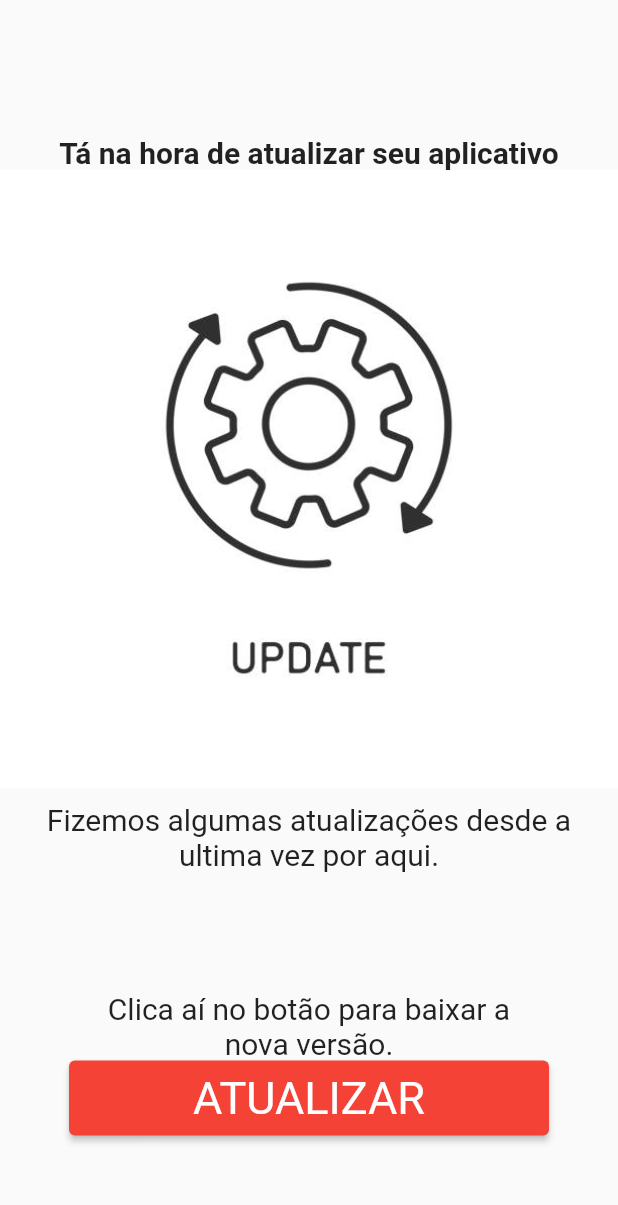
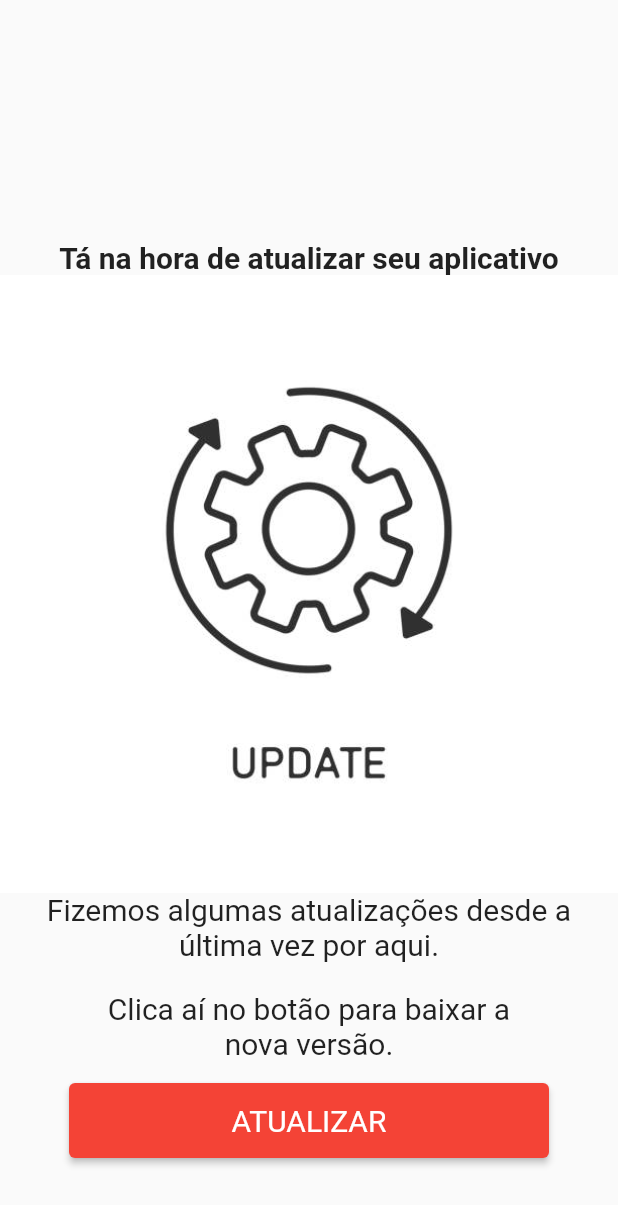
Before and after one commit to mobiplus-opensource/mobiplus-version-blocker-flutter, a Flutter app: the screen it shows after launch, on a phone screen of 412 x 824 dp. Shown: the top 1205 px of the screen. Run offline on Flutter 3.47's test engine with Material 2 defaults, Android fonts, the phone set to English and light mode, and no system bars; our stand-ins replace package_info.

Commit message:
fixing distances between components

```diff
--- a/app/lib/screens/block.screen.dart
+++ b/app/lib/screens/block.screen.dart
@@ -13,8 +13,7 @@ class BlockScreen extends StatefulWidget {
 
 class BlockScreenStates extends State<BlockScreen> {
   String titleText = 'Tá na hora de atualizar seu aplicativo';
-  final String middleText =
-      'Fizemos algumas atualizações desde a ultima vez por aqui.';
+  final String middleText = 'Fizemos algumas atualizações desde a última vez por aqui.';
   final String bottomText = 'Clica aí no botão para baixar a nova versão.';
   final String buttonText = 'ATUALIZAR';
 
@@ -27,7 +26,7 @@ class BlockScreenStates extends State<BlockScreen> {
             crossAxisAlignment: CrossAxisAlignment.center,
             children: [
               Container(
-                margin: EdgeInsets.only(top: 90),
+                margin: EdgeInsets.only(top: 160),
                 child: Text(
                   titleText,
                   style: TextStyle(fontSize: 20, fontWeight: FontWeight.bold),
@@ -41,7 +40,7 @@ class BlockScreenStates extends State<BlockScreen> {
                 ),
               ),
               Container(
-                padding: EdgeInsets.all(10.0),
+                margin: EdgeInsets.only(left: 30, right: 30),
                 child: Text(
                   middleText,
                   style: TextStyle(fontSize: 20),
@@ -49,14 +48,16 @@ class BlockScreenStates extends State<BlockScreen> {
                 ),
               ),
               Container(
-                margin: EdgeInsets.only(left: 70, right: 70, top: 70),
+                margin: EdgeInsets.only(left: 70, right: 70, top: 20),
                 child: Text(
                   bottomText,
                   style: TextStyle(fontSize: 20),
                   textAlign: TextAlign.center,
                 ),
               ),
-              ElevatedButtonTheme(
+              Padding(
+                padding: const EdgeInsets.all(15.0),
+                child: ElevatedButtonTheme(
                   data: ElevatedButtonThemeData(
                       style: ButtonStyle(
                           minimumSize:
@@ -64,10 +65,11 @@ class BlockScreenStates extends State<BlockScreen> {
                           backgroundColor:
                               MaterialStateProperty.all<Color>(Colors.red),
                           textStyle: MaterialStateProperty.all<TextStyle>(
-                            TextStyle(fontSize: 30)))),
+                              TextStyle(fontSize: 20)))),
                   child: ElevatedButton(
                     onPressed: () {},
                     child: Text(buttonText),
+                  ),
                 ),
               ),
             ],
```
Lines whose indentation alone changed are shown as unchanged.
